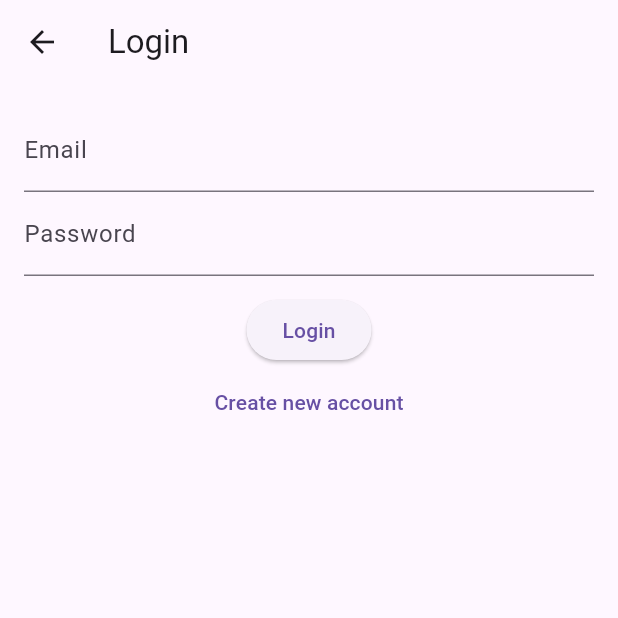
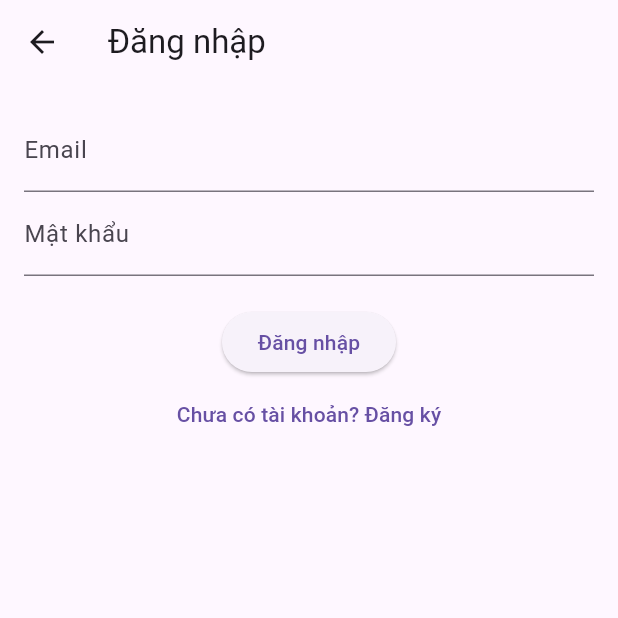
Before and after one commit to ThuDung213/pet-care, a Flutter app: the screen it shows after launch, on a phone screen of 412 x 824 dp, the top half of it. Run offline on Flutter 3.47's test engine with Material 3 defaults, Android fonts, the phone set to English and light mode, and no system bars; our stand-ins replace cloud_firestore, firebase_auth, firebase_core; accounts and stored records are empty; generated files the repository leaves out were written again.

Commit message:
Fix login, register. Add bottom navigation
sửa lỗi auth và thêm thanh navigation vào ứng dụng

```diff
--- a/pet_care/lib/features/auth/auth_screen.dart
+++ /dev/null
@@ -1,130 +0,0 @@
-import 'package:flutter/material.dart';
-
-import '../../data/repositories/auth_repository.dart';
-
-class AuthScreen extends StatefulWidget {
-  @override
-  _AuthScreenState createState() => _AuthScreenState();
-}
-
-class _AuthScreenState extends State<AuthScreen> {
-  final _formKey = GlobalKey<FormState>();
-  final AuthRepository _authRepository = AuthRepository();
-
-  String _email = '';
-  String _password = '';
-  String _name = '';
-  String _phone = '';
-  bool _isLogin = true;
-
-  void _submit() async {
-    final isValid = _formKey.currentState!.validate();
-    if (!isValid) return;
-
-    _formKey.currentState!.save();
-
-    try {
-      if (_isLogin) {
-        await _authRepository.signIn(_email, _password);
-      } else {
-        await _authRepository.signUp(_email, _password, _name, _phone);
-      }
-    } catch (error) {
-      ScaffoldMessenger.of(context).showSnackBar(
-        SnackBar(
-          content: Text(error.toString()),
-          backgroundColor: Colors.red,
-        ),
-      );
-    }
-  }
-
-  @override
-  Widget build(BuildContext context) {
-    return Scaffold(
-      appBar: AppBar(
-        title: Text(_isLogin ? 'Login' : 'Sign Up'),
-      ),
-      body: Padding(
-        padding: const EdgeInsets.all(16.0),
-        child: Form(
-          key: _formKey,
-          child: Column(
-            children: [
-              if (!_isLogin)
-                TextFormField(
-                  key: ValueKey('name'),
-                  decoration: InputDecoration(labelText: 'Name'),
-                  validator: (value) {
-                    if (value!.isEmpty) {
-                      return 'Please enter your name';
-                    }
-                    return null;
-                  },
-                  onSaved: (value) {
-                    _name = value!;
-                  },
-                ),
-              TextFormField(
-                key: ValueKey('email'),
-                decoration: InputDecoration(labelText: 'Email'),
-                validator: (value) {
-                  if (value!.isEmpty || !value.contains('@')) {
-                    return 'Please enter a valid email address';
-                  }
-                  return null;
-                },
-                onSaved: (value) {
-                  _email = value!;
-                },
-              ),
-              TextFormField(
-                key: ValueKey('password'),
-                decoration: InputDecoration(labelText: 'Password'),
-                obscureText: true,
-                validator: (value) {
-                  if (value!.isEmpty || value.length < 6) {
-                    return 'Password must be at least 6 characters long';
-                  }
-                  return null;
-                },
-                onSaved: (value) {
-                  _password = value!;
-                },
-              ),
-              if (!_isLogin)
-                TextFormField(
-                  key: ValueKey('phone'),
-                  decoration: InputDecoration(labelText: 'Phone'),
-                  validator: (value) {
-                    if (value!.isEmpty) {
-                      return 'Please enter your phone number';
-                    }
-                    return null;
-                  },
-                  onSaved: (value) {
-                    _phone = value!;
-                  },
-                ),
-              SizedBox(height: 12),
-              ElevatedButton(
-                onPressed: _submit,
-                child: Text(_isLogin ? 'Login' : 'Sign Up'),
-              ),
-              TextButton(
-                onPressed: () {
-                  setState(() {
-                    _isLogin = !_isLogin;
-                  });
-                },
-                child: Text(_isLogin
-                    ? 'Create new account'
-                    : 'I already have an account'),
-              ),
-            ],
-          ),
-        ),
-      ),
-    );
-  }
-}
--- /dev/null
+++ b/pet_care/lib/features/auth/login_screen.dart
@@ -0,0 +1,48 @@
+import 'package:flutter/material.dart';
+import 'package:firebase_auth/firebase_auth.dart';
+import '../../../data/repositories/auth_repository.dart';
+
+class LoginScreen extends StatefulWidget {
+  @override
+  _LoginScreenState createState() => _LoginScreenState();
+}
+
+class _LoginScreenState extends State<LoginScreen> {
+  final TextEditingController emailController = TextEditingController();
+  final TextEditingController passwordController = TextEditingController();
+  final AuthRepository authRepository = AuthRepository();
+
+  void _login() async {
+    try {
+      await authRepository.signIn(
+        emailController.text.trim(),
+        passwordController.text.trim(),
+      );
+      // Điều hướng sau khi đăng nhập thành công
+      Navigator.pushReplacementNamed(context, '/home');
+    } catch (e) {
+      ScaffoldMessenger.of(context).showSnackBar(
+        SnackBar(content: Text('Đăng nhập thất bại: $e')),
+      );
+    }
+  }
+
+  @override
+  Widget build(BuildContext context) {
+    return Scaffold(
+      appBar: AppBar(title: Text('Đăng nhập')),
+      body: Padding(
+        padding: const EdgeInsets.all(16.0),
+        child: Column(
+          children: [
+            TextField(controller: emailController, decoration: InputDecoration(labelText: 'Email')),
+            TextField(controller: passwordController, decoration: InputDecoration(labelText: 'Mật khẩu'), obscureText: true),
+            SizedBox(height: 20),
+            ElevatedButton(onPressed: _login, child: Text('Đăng nhập')),
+            TextButton(onPressed: () => Navigator.pushNamed(context, '/signup'), child: Text('Chưa có tài khoản? Đăng ký')),
+          ],
+        ),
+      ),
+    );
+  }
+}
--- a/pet_care/lib/main.dart
+++ b/pet_care/lib/main.dart
@@ -1,7 +1,7 @@
 import 'package:firebase_core/firebase_core.dart';
 import 'package:flutter/material.dart';
+import 'package:pet_care/routes/app_router.dart';
 import 'firebase_options.dart';
-import 'routes/app_router.dart';
 
 
 void main() async {
@@ -13,8 +13,6 @@ void main() async {
 }
 
 class MyApp extends StatelessWidget {
-  final AppRouter appRouter = AppRouter();
-
   MyApp({super.key});
 
   @override
@@ -24,8 +22,8 @@ class MyApp extends StatelessWidget {
       theme: ThemeData(
         primarySwatch: Colors.blue,
       ),
-      onGenerateRoute: appRouter.onGenerateRoute,
-      initialRoute: '/auth'
+      initialRoute: AppRoutes.login,
+      onGenerateRoute: AppRoutes.generateRoute,
     );
   }
 }
--- a/pet_care/lib/routes/app_router.dart
+++ b/pet_care/lib/routes/app_router.dart
@@ -1,13 +1,23 @@
 import 'package:flutter/material.dart';
-import '../features/auth/auth_screen.dart';
+import '../features/auth/login_screen.dart';
+import '../features/auth/signup_screen.dart';
+import '../features/home/home_screen.dart';
 
-class AppRouter {
-  Route onGenerateRoute(RouteSettings settings) {
+class AppRoutes {
+  static const String login = '/login';
+  static const String signup = '/signup';
+  static const String home = '/home';
+
+  static Route<dynamic> generateRoute(RouteSettings settings) {
     switch (settings.name) {
-      case '/auth':
-        return MaterialPageRoute(builder: (_) => AuthScreen());
+      case login:
+        return MaterialPageRoute(builder: (_) => LoginScreen());
+      case signup:
+        return MaterialPageRoute(builder: (_) => SignupScreen());
+      case home:
+        return MaterialPageRoute(builder: (_) => HomeScreen());
       default:
-        return MaterialPageRoute(builder: (_) => AuthScreen());
+        return MaterialPageRoute(builder: (_) => LoginScreen());
     }
   }
 }
```
Also changed, not shown: pet_care/lib/features/auth/signup_screen.dart (added, +62 -0 lines), pet_care/lib/features/home/home_screen.dart (added, +49 -0 lines), pet_care/lib/features/home/home_widgets/home_main_page.dart (added, +13 -0 lines), pet_care/lib/widgets/bottom_nav_bar.dart (added, +44 -0 lines), 1 other file.
